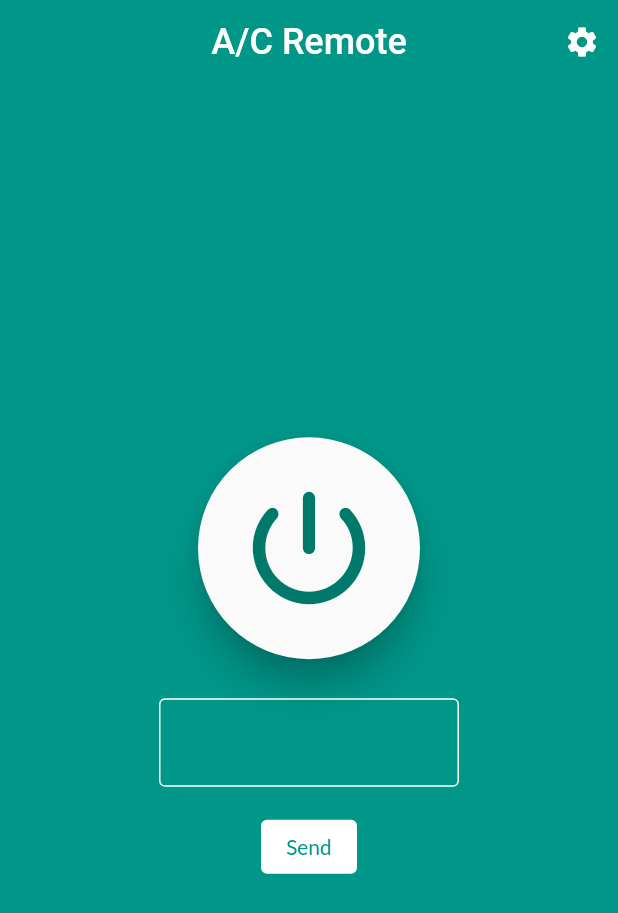
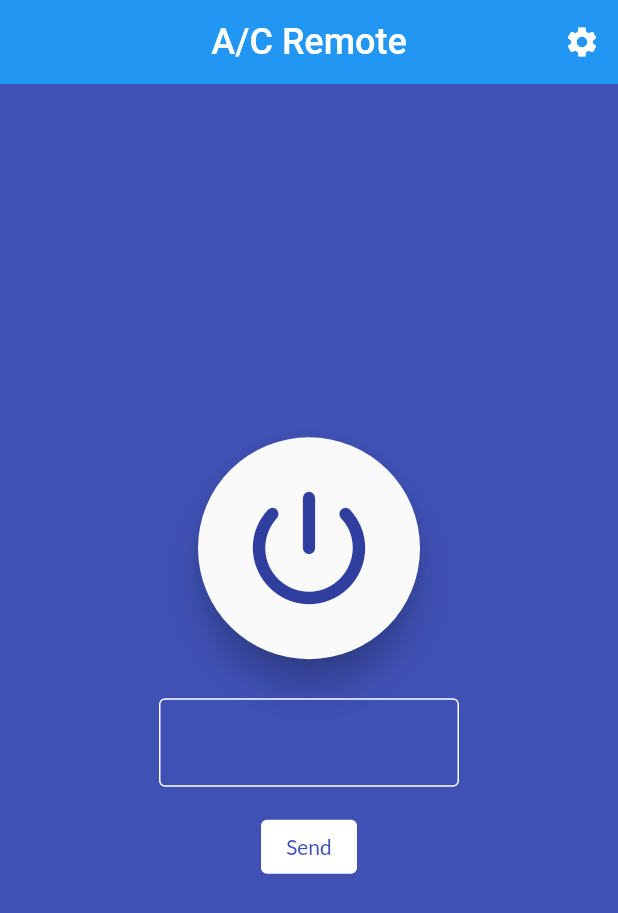
Before and after one commit to odedburstein/SmartAC, a Flutter app: the screen it shows after launch, on a phone screen of 412 x 824 dp. Shown: the top 913 px of the screen. Run offline on Flutter 3.47's test engine with Material 2 defaults, Android fonts, the phone set to English and light mode, and no system bars; our stand-ins replace firebase_core, firebase_storage, flutter_bluetooth_serial, flutter_image_compress, google_fonts, image_picker; accounts and stored records are empty.

```diff
--- a/smart_ac/lib/main.dart
+++ b/smart_ac/lib/main.dart
@@ -7,8 +7,8 @@
 import 'package:flutter/material.dart';
 import 'package:flutter_bluetooth_serial/flutter_bluetooth_serial.dart';
 import 'package:google_fonts/google_fonts.dart';
-import 'package:smart_ac/bluetooth_lister.dart';
-import 'package:smart_ac/settings.dart';
+import 'package:smart_ac/screens/bluetooth_lister.dart';
+import 'package:smart_ac/screens/settings.dart';
 
 void main() {
   WidgetsFlutterBinding.ensureInitialized();
@@ -30,7 +30,7 @@
         }
 
         return MaterialApp(
-          theme: ThemeData(primarySwatch: Colors.teal),
+          theme: ThemeData(primarySwatch: Colors.indigo),
           home: Center(child: CircularProgressIndicator()),
         );
       },
@@ -38,14 +38,17 @@
   }
 }
 
-
 class MyApp extends StatelessWidget {
   @override
   Widget build(BuildContext context) {
     return MaterialApp(
       title: 'Smart A/C',
       theme: ThemeData(
-        primarySwatch: Colors.teal,
+        primarySwatch: Colors.indigo,
+        brightness: Brightness.light,
+        appBarTheme: Theme.of(context)
+            .appBarTheme
+            .copyWith(brightness: Brightness.dark),
         textTheme: GoogleFonts.latoTextTheme(Theme.of(context).textTheme)
       ),
       home: MyHomePage(),
@@ -90,10 +93,18 @@
         centerTitle: true,
         elevation: 0,
         actions: [
-          IconButton(icon: Icon(Icons.settings), onPressed: () {
-            Navigator.of(context).push(MaterialPageRoute(
-                builder: (_) => SettingsScreen()));
-          }),
+          Material(
+            color: Colors.transparent,
+            shape: CircleBorder(),
+            clipBehavior: Clip.hardEdge,
+            child: IconButton(
+              icon: Icon(Icons.settings),
+              onPressed: () {
+                Navigator.of(context).push(MaterialPageRoute(
+                  builder: (_) => SettingsScreen()));
+              }
+            ),
+          ),
         ],
       ),
       body: FutureBuilder<BluetoothConnection>(
```
Also changed, not shown: smart_ac/lib/screens/settings.dart (added, +94 -0 lines), smart_ac/lib/services/image_service.dart (renamed from smart_ac/lib/image_service.dart, +10 -2 lines), smart_ac/lib/settings.dart (deleted, +0 -127 lines), smart_ac/pubspec.yaml (+15 -2 lines), smart_ac/assets/icon/background.png (added), smart_ac/assets/icon/foreground.png (added), smart_ac/assets/icon/icon.png (added), smart_ac/lib/screens/bluetooth_lister.dart (renamed from smart_ac/lib/bluetooth_lister.dart), smart_ac/pubspec.lock, 33 other files.
